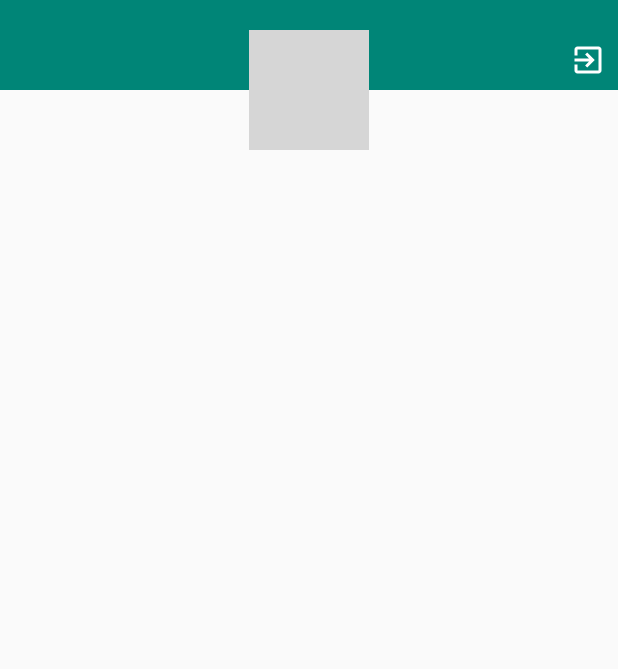
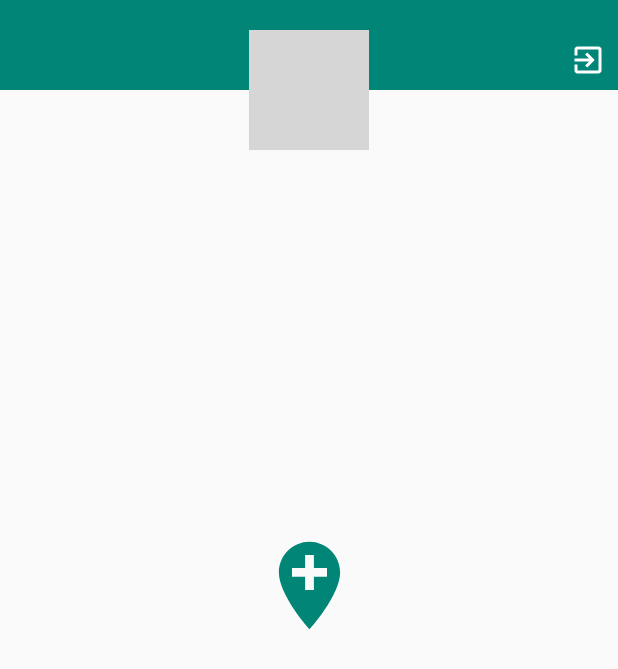
Before and after one commit to ali-taghizadeh/Tehran, an Android app: the screen it shows after launch (MainActivity), after a tap on an icon or button, on a phone screen of 412 x 824 dp. Shown: the top 669 px of the screen. Run offline under Robolectric (Android 15) with nearby library versions, the phone set to English and light mode, and no system bars; our stand-ins replace ButterKnife, Firebase (no records; nobody signed in at launch, a user with empty details on screens opened directly); libraries missing offline, so code that uses them is left out: cn.gavinliu.android, com.firebase.ui; plain views replace ShapedImageView; 2 statements that could not run were skipped; grey boxes are pictures that could not be loaded.

Commit message:
get center location

```diff
--- a/app/src/main/java/ir/taghizadeh/tehran/MainActivity.java
+++ b/app/src/main/java/ir/taghizadeh/tehran/MainActivity.java
@@ -4,10 +4,13 @@ import android.content.Intent;
 import android.net.Uri;
 import android.os.Bundle;
 import android.support.v7.app.AppCompatActivity;
+import android.util.Log;
 import android.view.View;
 import android.widget.ImageView;
 import android.widget.TextView;
 import android.widget.Toast;
+
+import com.google.android.gms.maps.model.LatLng;
 
 import butterknife.BindView;
 import butterknife.ButterKnife;
@@ -16,20 +19,13 @@ import cn.gavinliu.android.lib.shapedimageview.ShapedImageView;
 import ir.taghizadeh.tehran.dependencies.DependencyRegistry;
 import ir.taghizadeh.tehran.dependencies.authentication.Authentication;
 import ir.taghizadeh.tehran.dependencies.glide.Glide;
+import ir.taghizadeh.tehran.dependencies.map.Map;
 import ir.taghizadeh.tehran.dependencies.rootCoordinator.RootCoordinator;
-import ir.taghizadeh.tehran.helpers.Constants;
-import ir.taghizadeh.tehran.dependencies.map.Map;
 import ir.taghizadeh.tehran.dependencies.storage.Storage;
 import ir.taghizadeh.tehran.dependencies.windowConfig.WindowConfig;
+import ir.taghizadeh.tehran.helpers.Constants;
 
 public class MainActivity extends AppCompatActivity {
-
-    private Authentication mAuthentication;
-    private Storage mStorage;
-    private Map mMap;
-    private WindowConfig mWindowConfig;
-    private Glide mGlide;
-    private RootCoordinator mRootCoordinator;
 
     @BindView(R.id.text_main_username)
     TextView text_main_username;
@@ -37,7 +33,12 @@ public class MainActivity extends AppCompatActivity {
     ShapedImageView image_main_add_photo;
     @BindView(R.id.image_main_icon_add_photo)
     ImageView image_main_icon_add_photo;
-
+    private Authentication mAuthentication;
+    private Storage mStorage;
+    private Map mMap;
+    private WindowConfig mWindowConfig;
+    private Glide mGlide;
+    private RootCoordinator mRootCoordinator;
 
     @Override
     protected void onCreate(Bundle savedInstanceState) {
@@ -82,7 +83,9 @@ public class MainActivity extends AppCompatActivity {
     @Override
     public void onActivityResult(int requestCode, int resultCode, Intent data) {
         super.onActivityResult(requestCode, resultCode, data);
-        if (requestCode == Constants.RC_SIGN_IN && resultCode == RESULT_CANCELED) {
+        if (requestCode == Constants.RC_SIGN_IN && resultCode == RESULT_OK) {
+            mMap.startCamera(Constants.DOWNTOWN);
+        } else if (requestCode == Constants.RC_SIGN_IN && resultCode == RESULT_CANCELED) {
             Toast.makeText(this, "Signed in canceled", Toast.LENGTH_SHORT).show();
             finish();
         } else if (requestCode == Constants.RC_PHOTO_PICKER && resultCode == RESULT_OK) {
@@ -113,4 +116,10 @@ public class MainActivity extends AppCompatActivity {
     void addPhoto() {
         mRootCoordinator.handleAddUserPhoto();
     }
+
+    @OnClick(R.id.image_main_add_place)
+    void addLocation() {
+        LatLng latLng = mMap.getCenterLocation();
+        Log.e("location", latLng.latitude + ", " + latLng.longitude);
+    }
 }
--- a/app/src/main/java/ir/taghizadeh/tehran/dependencies/map/Map.java
+++ b/app/src/main/java/ir/taghizadeh/tehran/dependencies/map/Map.java
@@ -6,4 +6,5 @@ import com.google.android.gms.maps.model.LatLng;
 public interface Map {
     void addMarker(LatLng position, String title, String snippet, BitmapDescriptor bitmapDescriptor);
     void startCamera(LatLng position);
+    LatLng getCenterLocation();
 }
--- a/app/src/main/java/ir/taghizadeh/tehran/dependencies/map/MapImpl.java
+++ b/app/src/main/java/ir/taghizadeh/tehran/dependencies/map/MapImpl.java
@@ -36,7 +36,6 @@ public class MapImpl implements OnMapReadyCallback, Map {
     public void onMapReady(GoogleMap googleMap) {
         this.googleMap = googleMap;
         googleMap.setMapStyle(MapStyleOptions.loadRawResourceStyle(fragmentActivity, R.raw.style_json));
-        addMarker(Constants.DOWNTOWN, "Downtown", "We always start from here", centerMarkerIcon);
         startCamera(Constants.DOWNTOWN);
     }
 
@@ -61,4 +60,9 @@ public class MapImpl implements OnMapReadyCallback, Map {
             googleMap.animateCamera(CameraUpdateFactory.newCameraPosition(cameraPosition));
         }
     }
+
+    @Override
+    public LatLng getCenterLocation() {
+        return googleMap.getCameraPosition().target;
+    }
 }
--- /dev/null
+++ b/app/src/main/res/drawable/ic_add_location.xml
@@ -0,0 +1,9 @@
+<vector xmlns:android="http://schemas.android.com/apk/res/android"
+    android:width="24dp"
+    android:height="24dp"
+    android:viewportWidth="24"
+    android:viewportHeight="24">
+  <path
+      android:fillColor="#FF000000"
+      android:pathData="M12,2C8.14,2 5,5.14 5,9c0,5.25 7,13 7,13s7,-7.75 7,-13c0,-3.86 -3.14,-7 -7,-7zM16,10h-3v3h-2v-3L8,10L8,8h3L11,5h2v3h3v2z"/>
+</vector>
--- a/app/src/main/res/layout/activity_main.xml
+++ b/app/src/main/res/layout/activity_main.xml
@@ -76,5 +76,19 @@
         app:layout_constraintEnd_toEndOf="@+id/view"
         app:srcCompat="@drawable/ic_exit_to_app" />
 
+    <ImageView
+        android:id="@+id/image_main_add_place"
+        android:layout_width="70dp"
+        android:layout_height="70dp"
+        android:layout_marginStart="8dp"
+        android:layout_marginEnd="8dp"
+        android:layout_marginBottom="43dp"
+        android:tint="@color/colorPrimary"
+        app:layout_constraintBottom_toBottomOf="parent"
+        app:layout_constraintEnd_toEndOf="parent"
+        app:layout_constraintStart_toStartOf="parent"
+        app:layout_constraintTop_toTopOf="parent"
+        app:srcCompat="@drawable/ic_add_location" />
+
 
 </android.support.constraint.ConstraintLayout>
```
